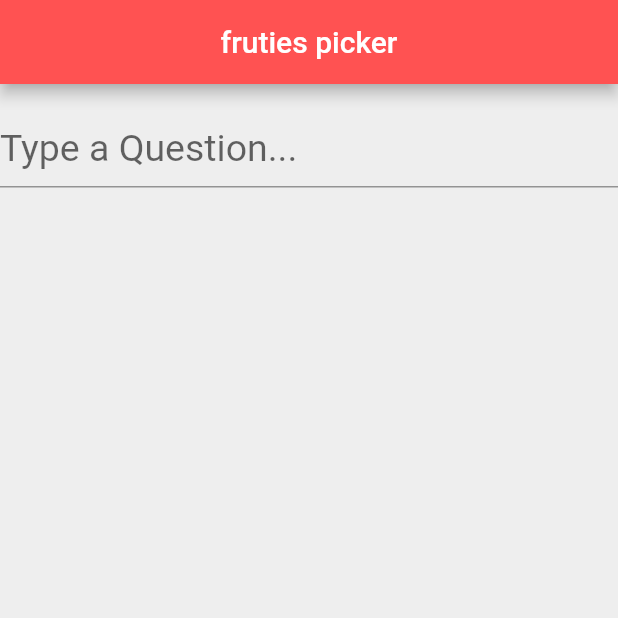
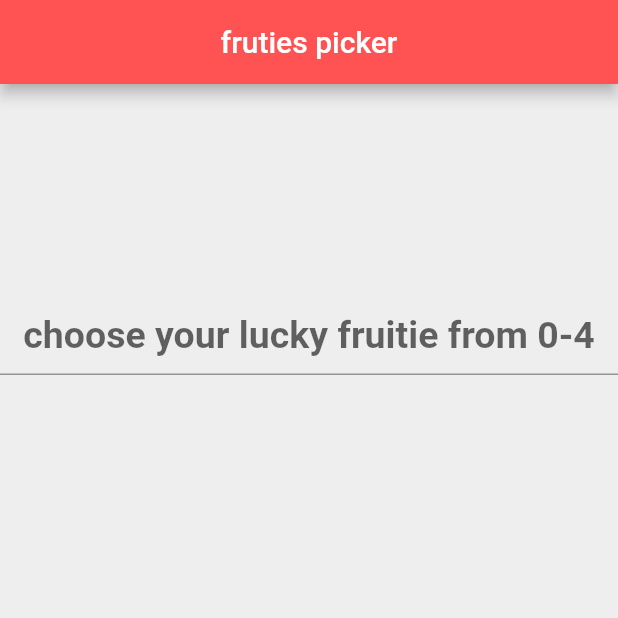
Before and after one commit to warsam-abdo/frutie_selecter, a Flutter app: the screen it shows after launch, on a phone screen of 412 x 824 dp, the top half of it. Run offline on Flutter 3.47's test engine with Material 2 defaults, Android fonts, the phone set to English and light mode, and no system bars.

Commit message:
fix issues

```diff
--- a/lib/main.dart
+++ b/lib/main.dart
@@ -1,4 +1,3 @@
-// import 'dart:html';
 
 import 'package:flutter/material.dart';
 
@@ -6,14 +5,7 @@ import 'package:flutter/material.dart';
 void main() => runApp(MyApp());
 
 
-// void main() => runApp(MaterialApp(
-//   home: QuoteList()
-// ));
 
-// class QuoteList extends StatelessWidget {
-//   @override
-//   _QuoteListState createState() => _QuoteListState();
-// }
 
 class MyApp extends  StatefulWidget {
 
@@ -32,13 +24,13 @@ class MyAppState extends State<MyApp> {
   List<String> fruties = [
     '',
     '1- apple',
-    '2- oranfe',
+    '2- orange',
     '3- watermelone',
     '4- banana'
 
   ];
 
-  // var X = "pick a frutie";
+
   var input = 0;
 
   @override
@@ -53,25 +45,29 @@ Widget build(BuildContext context) {
       ),
       body: Column(
         children: [
-
+                Text('\n\n\n'),
 
 
         Text('${fruties[input]}',
 
-          // padding: EdgeInsets.all(10),
+
+          textAlign: TextAlign.center,
+          style:TextStyle(fontSize: 25.0, fontWeight: FontWeight.bold),
 
         ),
 
-        //  Text(X),
+           Text('\n\n'),
 
-        //  Text('\n\n'),
-        //  Text(input),
           // ignore: prefer_const_constructors
           TextField(
+
+           textAlign: TextAlign.center,
+            style:TextStyle(fontSize: 25.0, fontWeight: FontWeight.bold),
+
                 // ignore: prefer_const_constructors
               decoration: InputDecoration(
                 // border: InputBorder.none,
-                  hintText: "Type a Question...",
+                  hintText: "choose your lucky fruitie from 0-4",
                       // ignore: prefer_const_constructors
                   hintStyle: TextStyle(
                     fontSize: 25,
@@ -82,7 +78,7 @@ Widget build(BuildContext context) {
 
               onChanged: (String text){
                 var Y = int.parse(text);
-                if (Y<4 && Y>=0){
+                if (Y<=4 && Y>=0){
 
                    setState(() {
                   input = Y;
@@ -97,20 +93,12 @@ Widget build(BuildContext context) {
               },
               ),
 
-                // if(input == 1)
-                // Text("hi")
-                // else {
-
-                // }
 
 
 
 
-              // if(input == 1){
-              //     print(List[0]);
-              //    }else{
-              //        print("choose number"]);
-              //   }
+
+
 
 
 
```
